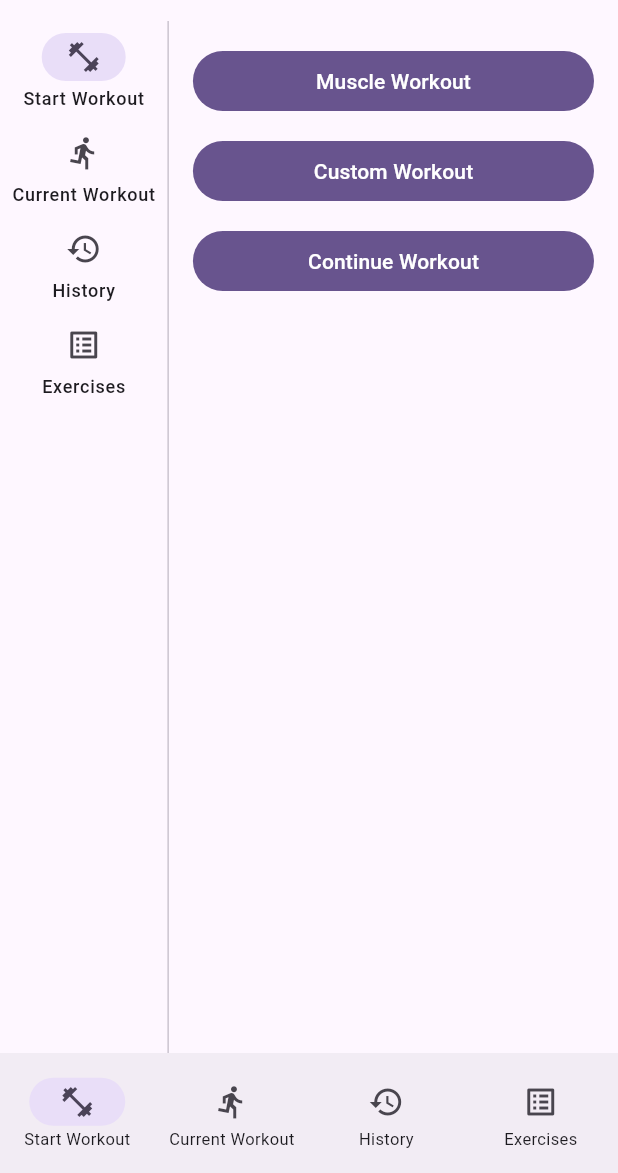
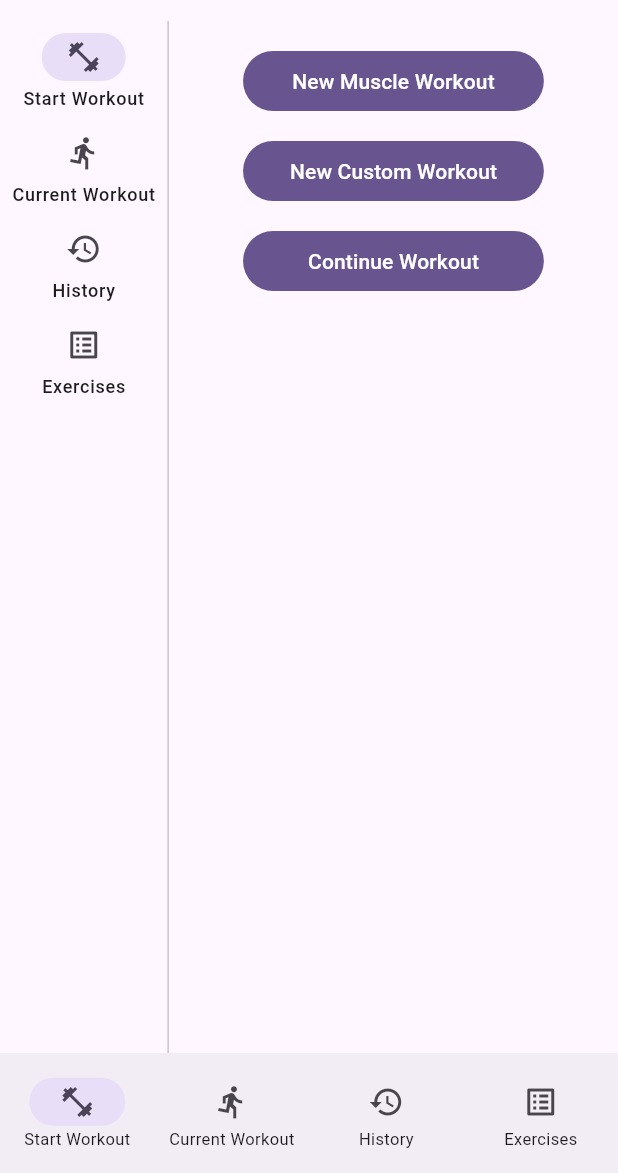
Before and after one commit to kirmatho-gpt/gym-logbook, a Flutter app: the screen it shows after launch, on a phone screen of 412 x 824 dp, the part 63-1236 px from its top. Run offline on Flutter 3.47's test engine with Material 3 defaults, Android fonts, the light colour scheme and no system bars; our stand-ins replace drift, file_picker; accounts and stored records are empty; generated files the repository leaves out were written again.

Commit message:
reduce size of the buttons

```diff
--- a/lib/screens/start_workout_screen.dart
+++ b/lib/screens/start_workout_screen.dart
@@ -33,7 +33,9 @@ class _StartWorkoutScreenState extends State<StartWorkoutScreen> {
       child: Column(
         crossAxisAlignment: CrossAxisAlignment.stretch,
         children: [
-          FilledButton(
+          FractionallySizedBox(
+            widthFactor: 0.75,
+            child: FilledButton(
               onPressed: () {
                 Navigator.of(context).push(
                   MaterialPageRoute(
@@ -44,10 +46,13 @@ class _StartWorkoutScreenState extends State<StartWorkoutScreen> {
                   ),
                 );
               },
-            child: const Text('Muscle Workout'),
+              child: const Text('New Muscle Workout'),
+            ),
           ),
           const SizedBox(height: 12),
-          FilledButton(
+          FractionallySizedBox(
+            widthFactor: 0.75,
+            child: FilledButton(
               onPressed: () {
                 Navigator.of(context).push(
                   MaterialPageRoute(
@@ -58,16 +63,20 @@ class _StartWorkoutScreenState extends State<StartWorkoutScreen> {
                   ),
                 );
               },
-            child: const Text('Custom Workout'),
+              child: const Text('New Custom Workout'),
+            ),
           ),
           const SizedBox(height: 12),
-          FilledButton(
+          FractionallySizedBox(
+            widthFactor: 0.75,
+            child: FilledButton(
               onPressed: () {
                 setState(() {
                   _showContinueList = !_showContinueList;
                 });
               },
               child: const Text('Continue Workout'),
+            ),
           ),
           if (_showContinueList) ...[
             const SizedBox(height: 12),
```
Lines whose indentation alone changed are shown as unchanged.
